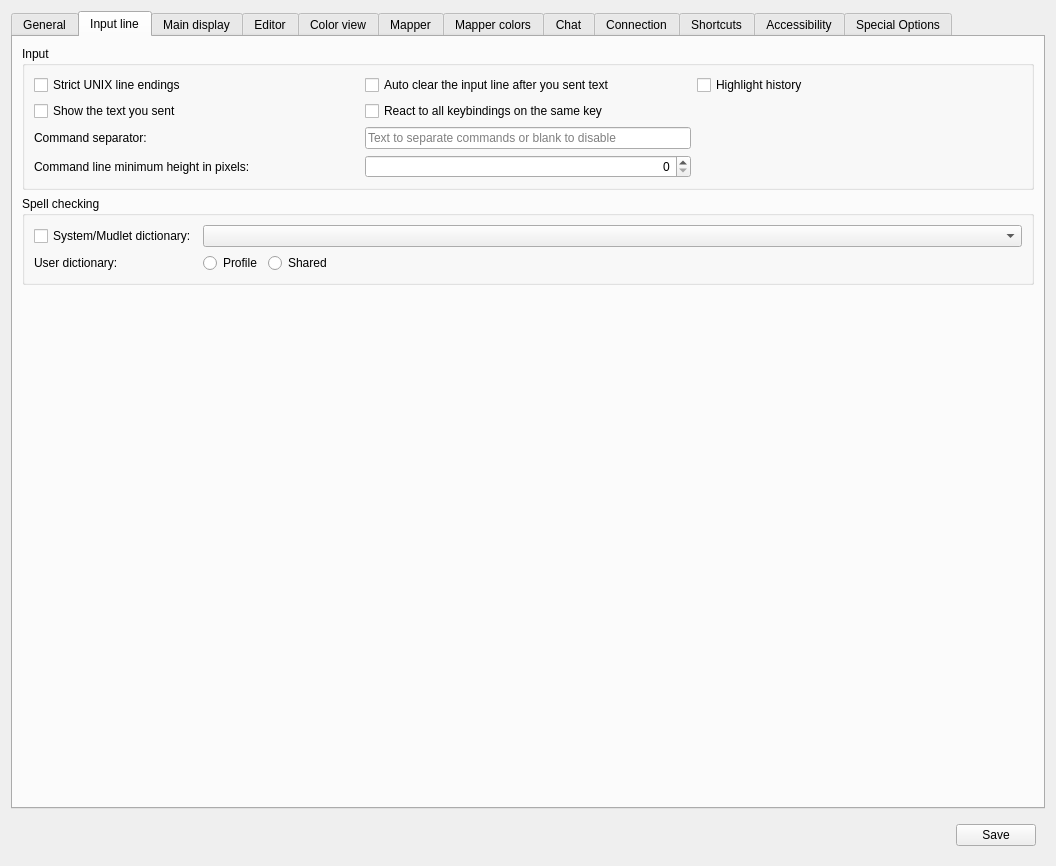
ThalynLabs/Mudlet, file src/ui/profile_preferences.ui: the form before one commit.
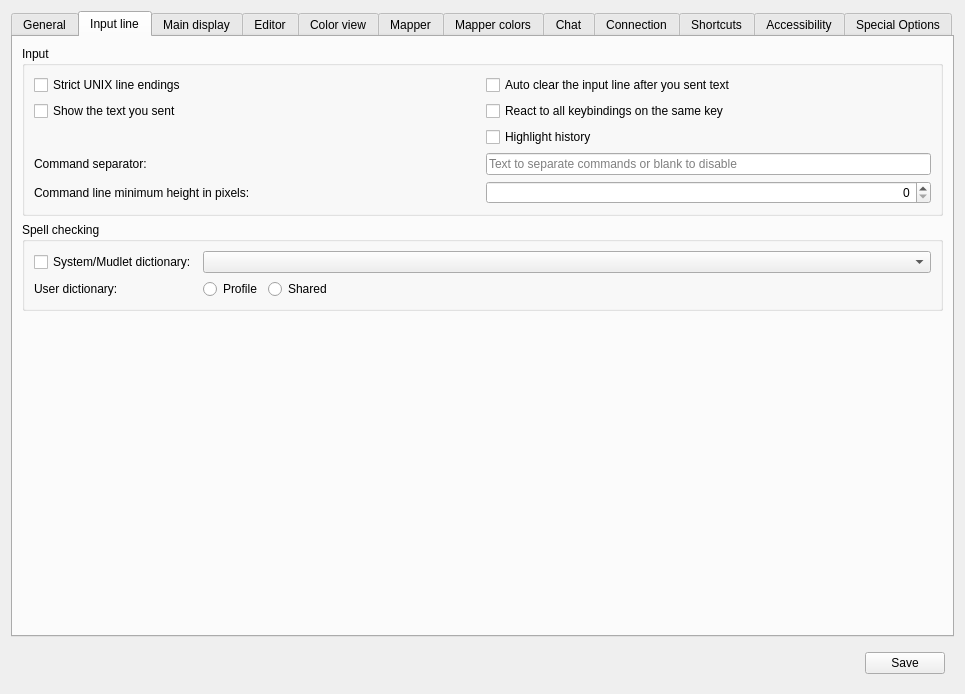
The form after the commit. The open tabs and pages were chosen to show the change. Icons and pictures are not drawn. Custom widgets are drawn as their Qt base class.

Commit message: Infrastructure: sort QGridLayout/polish items in `profilePreferences.ui` file (#7787)

The edit to the form file:
```diff
--- a/src/ui/profile_preferences.ui
+++ b/src/ui/profile_preferences.ui
@@ -6,8 +6,8 @@
    <rect>
     <x>0</x>
     <y>0</y>
-    <width>1056</width>
-    <height>866</height>
+    <width>965</width>
+    <height>694</height>
    </rect>
   </property>
   <property name="sizePolicy">
@@ -475,36 +475,7 @@
          <property name="title">
           <string>Input</string>
          </property>
-         <layout class="QGridLayout" name="gridLayout_2">
-          <item row="1" column="0">
-           <widget class="QCheckBox" name="show_sent_text_checkbox">
-            <property name="sizePolicy">
-             <sizepolicy hsizetype="MinimumExpanding" vsizetype="Fixed">
-              <horstretch>0</horstretch>
-              <verstretch>0</verstretch>
-             </sizepolicy>
-            </property>
-            <property name="toolTip">
-             <string>&lt;p&gt;Echo the text you send in the display box.&lt;/p&gt;&lt;p&gt;&lt;i&gt;This can be disabled by the game server if it negotiates to use the telnet ECHO option&lt;/i&gt;&lt;/p&gt;</string>
-            </property>
-            <property name="text">
-             <string>Show the text you sent</string>
-            </property>
-           </widget>
-          </item>
-          <item row="3" column="0">
-           <widget class="QLabel" name="label_commandSeparator">
-            <property name="toolTip">
-             <string/>
-            </property>
-            <property name="text">
-             <string>Command separator:</string>
-            </property>
-            <property name="buddy">
-             <cstring>command_separator_lineedit</cstring>
-            </property>
-           </widget>
-          </item>
+         <layout class="QGridLayout" name="gridLayout_groupBox_input">
           <item row="0" column="0">
            <widget class="QCheckBox" name="USE_UNIX_EOL">
             <property name="sizePolicy">
@@ -521,19 +492,6 @@
             </property>
            </widget>
           </item>
-          <item row="3" column="1">
-           <widget class="QLineEdit" name="command_separator_lineedit">
-            <property name="sizePolicy">
-             <sizepolicy hsizetype="MinimumExpanding" vsizetype="Fixed">
-              <horstretch>0</horstretch>
-              <verstretch>0</verstretch>
-             </sizepolicy>
-            </property>
-            <property name="placeholderText">
-             <string>Text to separate commands or blank to disable</string>
-            </property>
-           </widget>
-          </item>
           <item row="0" column="1">
            <widget class="QCheckBox" name="auto_clear_input_line_checkbox">
             <property name="sizePolicy">
@@ -547,6 +505,22 @@
             </property>
            </widget>
           </item>
+          <item row="1" column="0">
+           <widget class="QCheckBox" name="show_sent_text_checkbox">
+            <property name="sizePolicy">
+             <sizepolicy hsizetype="MinimumExpanding" vsizetype="Fixed">
+              <horstretch>0</horstretch>
+              <verstretch>0</verstretch>
+             </sizepolicy>
+            </property>
+            <property name="toolTip">
+             <string>&lt;p&gt;Echo the text you send in the display box.&lt;/p&gt;&lt;p&gt;&lt;i&gt;This can be disabled by the game server if it negotiates to use the telnet ECHO option.&lt;/i&gt;&lt;/p&gt;</string>
+            </property>
+            <property name="text">
+             <string>Show the text you sent</string>
+            </property>
+           </widget>
+          </item>
           <item row="1" column="1">
            <widget class="QCheckBox" name="checkBox_runAllKeyBindings">
             <property name="sizePolicy">
@@ -563,6 +537,45 @@
             </property>
            </widget>
           </item>
+          <item row="2" column="1">
+           <widget class="QCheckBox" name="checkBox_highlightHistory">
+            <property name="sizePolicy">
+             <sizepolicy hsizetype="MinimumExpanding" vsizetype="Fixed">
+              <horstretch>0</horstretch>
+              <verstretch>0</verstretch>
+             </sizepolicy>
+            </property>
+            <property name="toolTip">
+             <string>&lt;p&gt;Highlights your input line text when scrolling through your history for easy cancellation.&lt;/p&gt;</string>
+            </property>
+            <property name="text">
+             <string>Highlight history</string>
+            </property>
+           </widget>
+          </item>
+          <item row="3" column="0">
+           <widget class="QLabel" name="label_commandSeparator">
+            <property name="text">
+             <string>Command separator:</string>
+            </property>
+            <property name="buddy">
+             <cstring>command_separator_lineedit</cstring>
+            </property>
+           </widget>
+          </item>
+          <item row="3" column="1">
+           <widget class="QLineEdit" name="command_separator_lineedit">
+            <property name="sizePolicy">
+             <sizepolicy hsizetype="MinimumExpanding" vsizetype="Fixed">
+              <horstretch>0</horstretch>
+              <verstretch>0</verstretch>
+             </sizepolicy>
+            </property>
+            <property name="placeholderText">
+             <string>Text to separate commands or blank to disable</string>
+            </property>
+           </widget>
+          </item>
           <item row="4" column="0">
            <widget class="QLabel" name="label_commandLineMinimumHeight">
             <property name="text">
@@ -589,22 +602,6 @@
             </property>
            </widget>
           </item>
-          <item row="0" column="3">
-           <widget class="QCheckBox" name="checkBox_highlightHistory">
-            <property name="sizePolicy">
-             <sizepolicy hsizetype="MinimumExpanding" vsizetype="Fixed">
-              <horstretch>0</horstretch>
-              <verstretch>0</verstretch>
-             </sizepolicy>
-            </property>
-            <property name="toolTip">
-             <string>Highlights your input line text when scrolling through your history for easy cancellation</string>
-            </property>
-            <property name="text">
-             <string>Highlight history</string>
-            </property>
-           </widget>
-          </item>
          </layout>
         </widget>
        </item>
@@ -616,20 +613,7 @@
          <property name="title">
           <string>Spell checking</string>
          </property>
-         <layout class="QGridLayout" name="gridLayout">
-          <item row="2" column="4">
-           <spacer name="horizontalSpacer">
-            <property name="orientation">
-             <enum>Qt::Horizontal</enum>
-            </property>
-            <property name="sizeHint" stdset="0">
-             <size>
-              <width>40</width>
-              <height>20</height>
-             </size>
-            </property>
-           </spacer>
-          </item>
+         <layout class="QGridLayout" name="gridLayout_groupBox_spellCheck">
           <item row="0" column="0">
            <widget class="QCheckBox" name="checkBox_spellCheck">
             <property name="toolTip">
@@ -640,18 +624,18 @@
             </property>
            </widget>
           </item>
-          <item row="2" column="2">
-           <widget class="QRadioButton" name="radioButton_userDictionary_common">
-            <property name="toolTip">
-             <string>&lt;p&gt;A user dictionary that is shared between all profiles (which have this option selected) will be available. This will be on the command line (words which are in it will appear with a dashed cyan underline) and in the lua sub-system.&lt;/p&gt;</string>
-            </property>
-            <property name="text">
-             <string>Shared</string>
+          <item row="0" column="1" colspan="4">
+           <widget class="QComboBox" name="comboBox_dictionary">
+            <property name="sizePolicy">
+             <sizepolicy hsizetype="MinimumExpanding" vsizetype="Fixed">
+              <horstretch>0</horstretch>
+              <verstretch>0</verstretch>
+             </sizepolicy>
             </property>
            </widget>
           </item>
           <item row="2" column="0">
-           <widget class="QLabel" name="label_6">
+           <widget class="QLabel" name="label_radioButton_userDictionary">
             <property name="sizePolicy">
              <sizepolicy hsizetype="Minimum" vsizetype="Preferred">
               <horstretch>0</horstretch>
@@ -673,16 +657,29 @@
             </property>
            </widget>
           </item>
-          <item row="0" column="1" colspan="4">
-           <widget class="QComboBox" name="comboBox_dictionary">
-            <property name="sizePolicy">
-             <sizepolicy hsizetype="MinimumExpanding" vsizetype="Fixed">
-              <horstretch>0</horstretch>
-              <verstretch>0</verstretch>
-             </sizepolicy>
+          <item row="2" column="2">
+           <widget class="QRadioButton" name="radioButton_userDictionary_common">
+            <property name="toolTip">
+             <string>&lt;p&gt;A user dictionary that is shared between all profiles (which have this option selected) will be available. This will be on the command line (words which are in it will appear with a dashed cyan underline) and in the lua sub-system.&lt;/p&gt;</string>
+            </property>
+            <property name="text">
+             <string>Shared</string>
             </property>
            </widget>
           </item>
+          <item row="2" column="4">
+           <spacer name="horizontalSpacer_radioButtons_userDictionary">
+            <property name="orientation">
+             <enum>Qt::Horizontal</enum>
+            </property>
+            <property name="sizeHint" stdset="0">
+             <size>
+              <width>40</width>
+              <height>20</height>
+             </size>
+            </property>
+           </spacer>
+          </item>
          </layout>
         </widget>
        </item>
```
Left out of the diff: 318 changed lines with no effect on the pictures.
